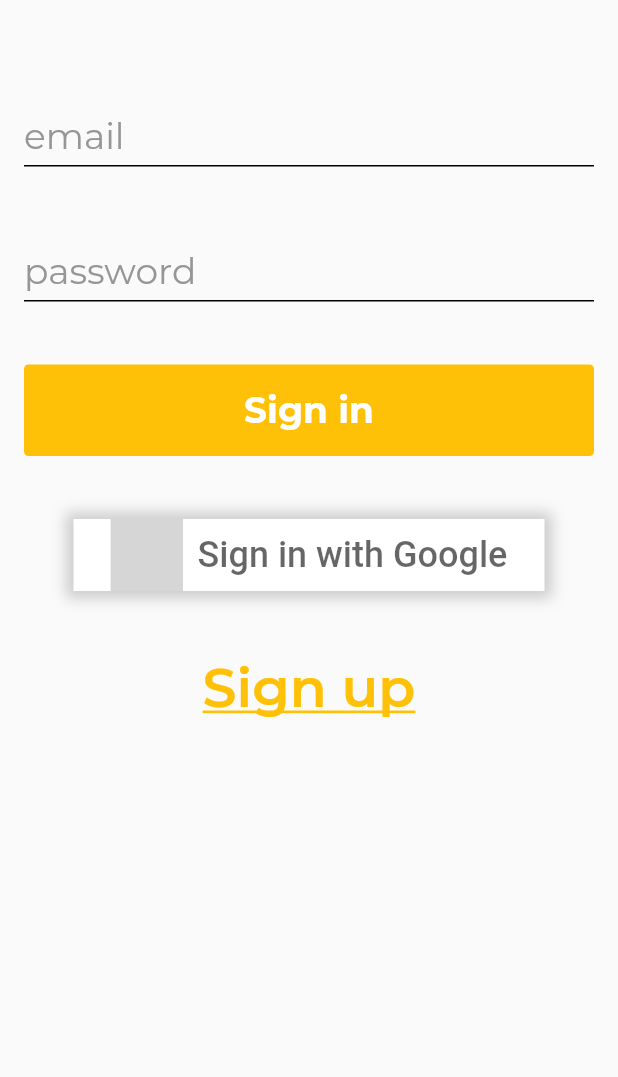
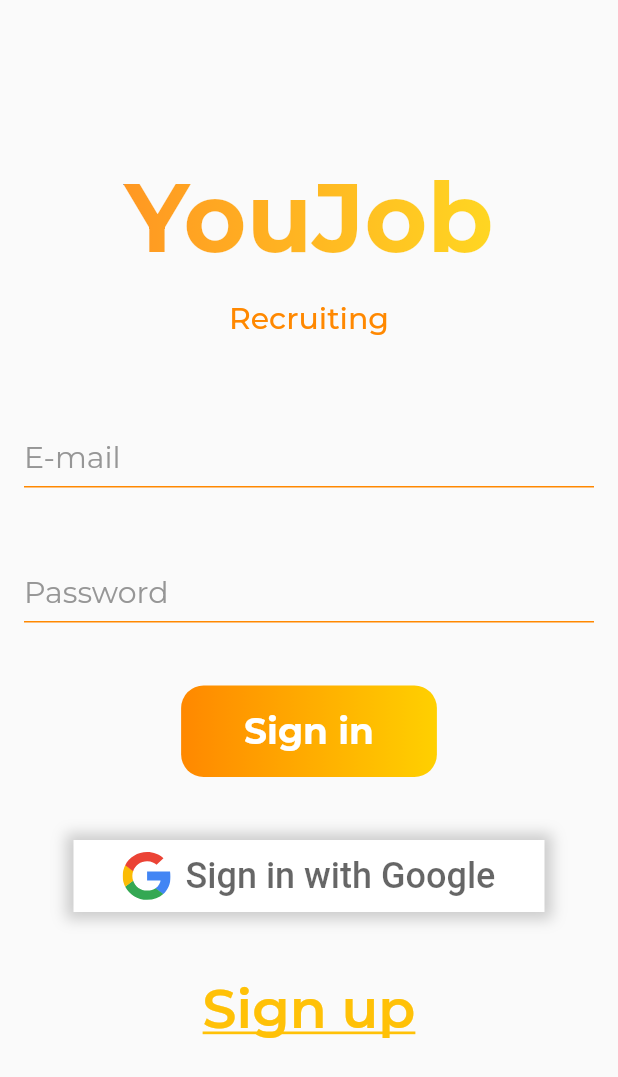
Before and after one commit to Hohrenda/YoJob, a Flutter app: the screen it shows after launch, after a tap on "Sign in", on a phone screen of 412 x 824 dp. Shown: the top 1077 px of the screen. Run offline on Flutter 3.47's test engine with Material 2 defaults, Android fonts, the phone set to English and light mode, and no system bars; our stand-ins replace cloud_firestore, firebase_auth, firebase_core, flutter_svg, get, google_fonts and 1 more; accounts and stored records are empty; network calls fail; grey boxes are pictures that could not be loaded.

Commit message:
Add gradients to the common widgets

```diff
--- a/lib/managers/auth_manager.dart
+++ b/lib/managers/auth_manager.dart
@@ -3,6 +3,7 @@
 import 'package:YoJob/clients/auth_client.dart';
 import 'package:YoJob/models/authorization/logged_user_model.dart';
 import 'package:YoJob/models/authorization/user_profile.dart';
+import 'package:YoJob/paths.dart';
 import 'package:firebase_auth/firebase_auth.dart';
 import 'package:get/get.dart';
 import 'package:google_sign_in/google_sign_in.dart';
@@ -33,7 +34,17 @@
     }
   }
 
+  void _navigateDependingOnLoginState() {
+    if (_currentUser()?.firebaseUser != null &&
+        UnauthPaths.allRoutes.contains(Get.currentRoute)) {
+      Get.offAllNamed(AuthPaths.me);
+    } else if (!UnauthPaths.allRoutes.contains(Get.currentRoute)) {
+      Get.offAllNamed(UnauthPaths.root);
+    }
+  }
+
   Future<void> _firebaseUserListener(User? firebaseUser) async {
+    print('USER UPDATE $firebaseUser');
     _currentUser.value = LoggedUserModel(firebaseUser, _currentUser()?.profile);
 
     if (firebaseUser != null) {
@@ -44,6 +55,8 @@
     } else {
       _currentUserProfile = null;
     }
+
+    _navigateDependingOnLoginState();
   }
 
   void _userProfileListener(UserProfile? profile) async {
--- a/lib/paths.dart
+++ b/lib/paths.dart
@@ -1,4 +1,10 @@
 abstract class UnauthPaths {
   static const String root = '/';
   static const String register = '/register';
+
+  static const List<String> allRoutes = <String>[root, register];
 }
+
+abstract class AuthPaths {
+  static const String me = '/me';
+}
--- a/lib/utils/spacing_utils.dart
+++ b/lib/utils/spacing_utils.dart
@@ -6,10 +6,12 @@
   static const double medium= 24;
   static const double large = 32;
   static const double xlarge = 42;
+  static const double xxlarge = 64;
 
   static const Widget smallSpacer = SizedBox(height: small,);
   static const Widget regularSpacer = SizedBox(height: regular,);
   static const Widget mediumSpacer = SizedBox(height: medium,);
   static const Widget largeSpacer = SizedBox(height: large,);
   static const Widget xlargeSpacer = SizedBox(height: xlarge,);
+  static const Widget xxlargeSpacer = SizedBox(height: xxlarge,);
 }
--- /dev/null
+++ b/lib/utils/theme_utils.dart
@@ -0,0 +1,13 @@
+import 'package:flutter/material.dart';
+
+abstract class YoJobColors {
+  static const Color primaryColor = Color.fromRGBO(255, 136, 0, 1);
+  static const Color secondaryColor = Color.fromRGBO(255, 208, 0, 1);
+
+  static const Gradient yoJobThemeGradient = LinearGradient(
+    colors: [
+      primaryColor,
+      secondaryColor,
+    ],
+  );
+}
--- a/lib/views/authorization/root_screen.dart
+++ b/lib/views/authorization/root.dart
@@ -1,5 +1,7 @@
 import 'package:YoJob/utils/spacing_utils.dart';
+import 'package:YoJob/utils/theme_utils.dart';
 import 'package:YoJob/views/authorization/root_controller.dart';
+import 'package:YoJob/widgets/gradient_text.dart';
 import 'package:YoJob/widgets/yo_job_button.dart';
 import 'package:YoJob/widgets/yo_job_text_field.dart';
 import 'package:flutter/material.dart';
@@ -28,31 +30,50 @@
               crossAxisAlignment: CrossAxisAlignment.center,
               mainAxisSize: MainAxisSize.max,
               children: <Widget>[
-
-                /// TODO LOGO HERE
-                // const Center(
-                //   child: LogoWithText(logoText: 'PetLog', fontSizeLogo: 72.0),
-                // ),
+                SpacingDimens.xxlargeSpacer,
+                GradientText(
+                  'YouJob',
+                  style: GoogleFonts.montserrat(
+                    fontSize: 64.0,
+                    fontWeight: FontWeight.w700,
+                  ),
+                  gradient: YoJobColors.yoJobThemeGradient,
+                ),
+                SpacingDimens.regularSpacer,
+                Text(
+                  'Recruiting',
+                  style: GoogleFonts.montserrat(
+                    color: YoJobColors.primaryColor,
+                    fontSize: 20.0,
+                    fontWeight: FontWeight.w500,
+                  ),
+                ),
+                SpacingDimens.largeSpacer,
                 Padding(
                   padding: const EdgeInsets.only(top: 29.0, bottom: 50.0),
                   child: YoJobTextField(
                     validator: (text) => text!.isEmpty ? 'required' : null,
-                    hintText: 'email',
+                    hintText: 'E-mail',
                     controller: c.emailController,
                     obscureText: null,
                   ),
                 ),
                 YoJobTextField(
                   validator: (text) => text!.isEmpty ? 'required' : null,
-                  hintText: 'password',
+                  hintText: 'Password',
                   controller: c.passwordController,
                   obscureText: true,
                 ),
                 SpacingDimens.xlargeSpacer,
-                YoJobButton(
-                  onPressed: c.signInWithEmailPassword,
-                  buttonText: 'Sign in',
-                  fontSize: 24.0,
+                Row(
+                  mainAxisAlignment: MainAxisAlignment.center,
+                  children: <Widget>[
+                    YoJobButton(
+                      onPressed: c.signInWithEmailPassword,
+                      buttonText: 'Sign in',
+                      fontSize: 24.0,
+                    ),
+                  ],
                 ),
                 SpacingDimens.xlargeSpacer,
                 InkWell(
@@ -92,8 +113,7 @@
                 ),
                 SpacingDimens.xlargeSpacer,
                 InkWell(
-                  onTap: () =>
-                  {
+                  onTap: () => {
                     /// TODO: Add navigation to register screen
                     // Navigator.push(
                     //   context,
--- /dev/null
+++ b/lib/widgets/gradient_text.dart
@@ -0,0 +1,25 @@
+import 'package:flutter/material.dart';
+
+class GradientText extends StatelessWidget {
+  const GradientText(
+    this.text, {
+    super.key,
+    required this.gradient,
+    this.style,
+  });
+
+  final String text;
+  final TextStyle? style;
+  final Gradient gradient;
+
+  @override
+  Widget build(BuildContext context) {
+    return ShaderMask(
+      blendMode: BlendMode.srcIn,
+      shaderCallback: (bounds) => gradient.createShader(
+        Rect.fromLTWH(0, 0, bounds.width, bounds.height),
+      ),
+      child: Text(text, style: style),
+    );
+  }
+}
--- a/lib/widgets/yo_job_button.dart
+++ b/lib/widgets/yo_job_button.dart
@@ -1,18 +1,19 @@
 import 'package:YoJob/utils/spacing_utils.dart';
+import 'package:YoJob/utils/theme_utils.dart';
 import 'package:flutter/material.dart';
 import 'package:google_fonts/google_fonts.dart';
 
 class YoJobButton extends StatelessWidget {
+  const YoJobButton({
+    Key? key,
+    required this.onPressed,
+    required this.buttonText,
+    required this.fontSize,
+  }) : super(key: key);
+
   final VoidCallback onPressed;
   final String buttonText;
   final double fontSize;
-
-  const YoJobButton(
-      {Key? key,
-      required this.onPressed,
-      required this.buttonText,
-      required this.fontSize})
-      : super(key: key);
 
   @override
   Widget build(BuildContext context) {
@@ -20,12 +21,13 @@
       onTap: onPressed,
       child: Container(
         decoration: BoxDecoration(
-          color: Colors.amber,
-          borderRadius: BorderRadius.circular(3.0),
+          gradient: YoJobColors.yoJobThemeGradient,
+          borderRadius: BorderRadius.circular(15.0),
         ),
         child: Padding(
-          padding: const EdgeInsets.all(
-            SpacingDimens.regular,
+          padding: const EdgeInsets.symmetric(
+            vertical: SpacingDimens.regular,
+            horizontal: SpacingDimens.xlarge,
           ),
           child: Center(
             child: Text(
--- a/lib/widgets/yo_job_text_field.dart
+++ b/lib/widgets/yo_job_text_field.dart
@@ -1,3 +1,4 @@
+import 'package:YoJob/utils/theme_utils.dart';
 import 'package:flutter/material.dart';
 import 'package:google_fonts/google_fonts.dart';
 
@@ -26,18 +27,23 @@
         obscureText: obscureText ?? false,
         controller: controller,
         style: GoogleFonts.montserrat(
-            fontWeight: FontWeight.normal, fontSize: 24.0),
+          fontWeight: FontWeight.normal,
+          fontSize: 20.0,
+        ),
         decoration: InputDecoration(
           errorStyle: const TextStyle(fontSize: 14.0, height: 0.8),
           enabledBorder: const UnderlineInputBorder(
-            borderSide: BorderSide(color: Colors.black),
+            borderSide: BorderSide(
+              color: YoJobColors.primaryColor,
+            ),
           ),
           contentPadding: const EdgeInsets.only(bottom: 8.0),
           hintText: hintText,
           hintStyle: GoogleFonts.montserrat(
-              color: const Color.fromRGBO(150, 150, 150, 1),
-              fontWeight: FontWeight.normal,
-              fontSize: 24.0),
+            color: const Color.fromRGBO(150, 150, 150, 1),
+            fontWeight: FontWeight.normal,
+            fontSize: 20.0,
+          ),
         ),
       ),
     );
```
Also changed, not shown: lib/pages.dart (+10 -2 lines), lib/views/me/me.dart (added, +40 -0 lines), lib/views/me/me_controller.dart (added, +10 -0 lines), pubspec.yaml (+4 -29 lines), lib/assets/email_icon.svg (added), lib/assets/google_logo.svg (added), lib/assets/key_icon.svg (added).
